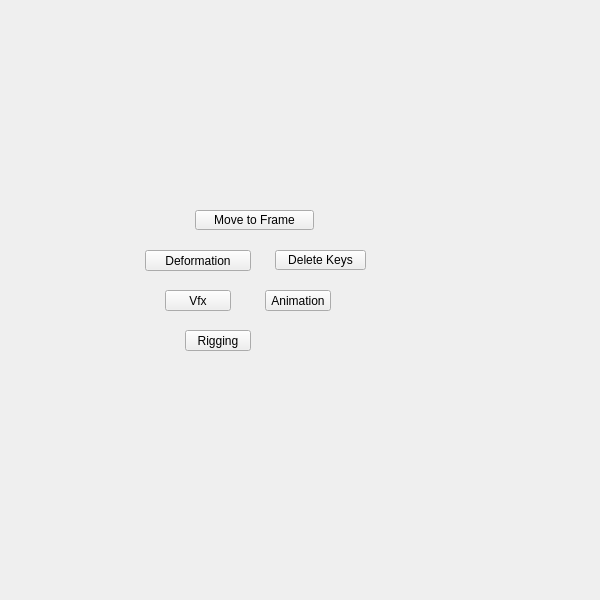
The window that tentacle/ui/animation#submenu.ui (m3trik/tentacle) describes before a commit, drawn with Qt 5.
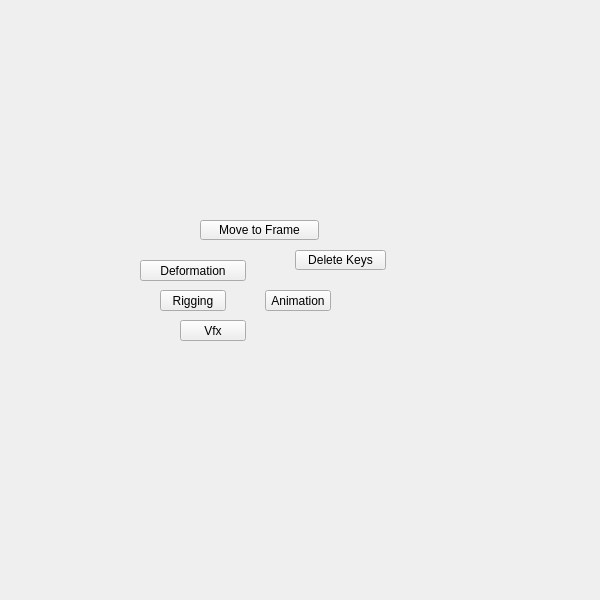
The same window after the commit. Custom widgets are drawn as their Qt base class.

```diff
--- a/tentacle/ui/animation#submenu.ui
+++ b/tentacle/ui/animation#submenu.ui
@@ -87,8 +87,8 @@
    <widget class="QPushButton" name="i024">
     <property name="geometry">
      <rect>
-      <x>165</x>
-      <y>290</y>
+      <x>180</x>
+      <y>320</y>
       <width>66</width>
       <height>21</height>
      </rect>
@@ -115,8 +115,8 @@
    <widget class="QPushButton" name="i020">
     <property name="geometry">
      <rect>
-      <x>145</x>
-      <y>250</y>
+      <x>140</x>
+      <y>260</y>
       <width>106</width>
       <height>21</height>
      </rect>
@@ -143,8 +143,8 @@
    <widget class="QPushButton" name="i016">
     <property name="geometry">
      <rect>
-      <x>185</x>
-      <y>330</y>
+      <x>160</x>
+      <y>290</y>
       <width>66</width>
       <height>21</height>
      </rect>
@@ -174,7 +174,7 @@
     </property>
     <property name="geometry">
      <rect>
-      <x>275</x>
+      <x>295</x>
       <y>250</y>
       <width>91</width>
       <height>20</height>
@@ -208,8 +208,8 @@
    <widget class="PushButton" name="tb000">
     <property name="geometry">
      <rect>
-      <x>195</x>
-      <y>210</y>
+      <x>200</x>
+      <y>220</y>
       <width>119</width>
       <height>20</height>
      </rect>
```
